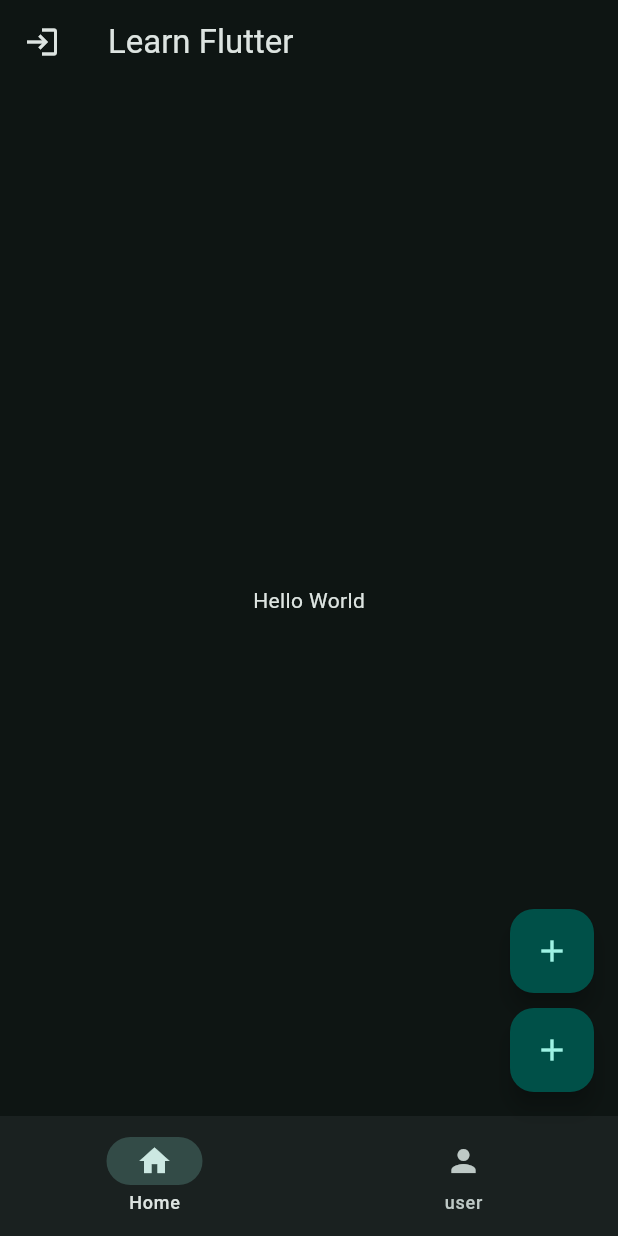
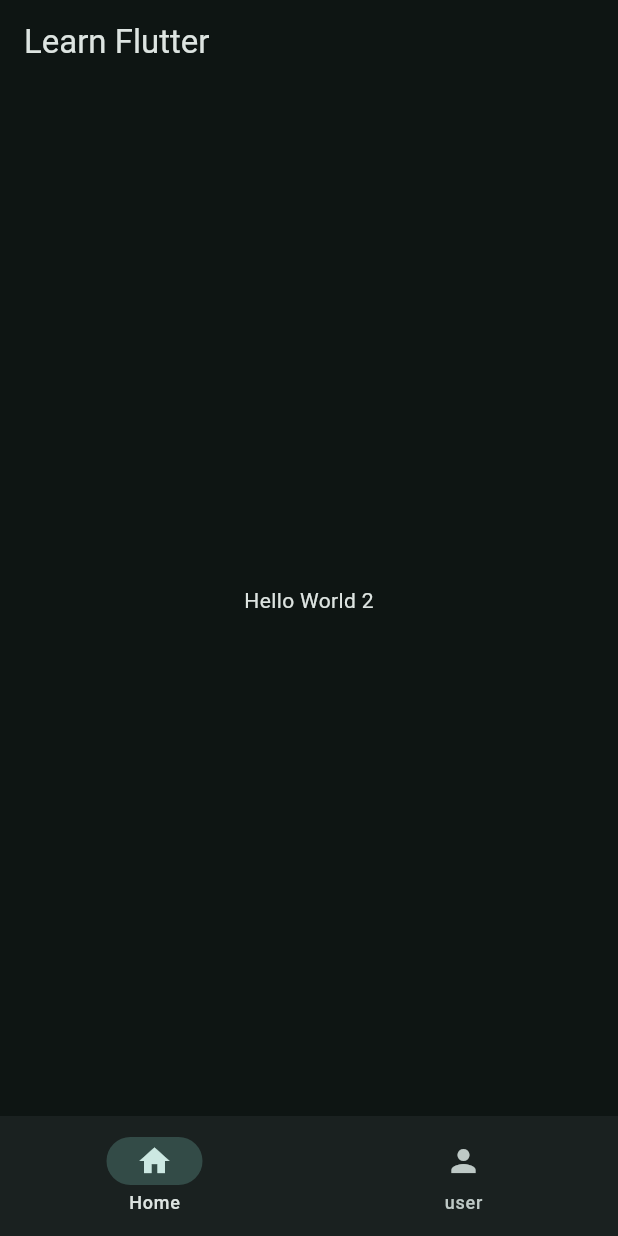
Before and after one commit to ssengedonazil/-learn_flutter, a Flutter app: the screen it shows after launch, on a phone screen of 412 x 824 dp. Run offline on Flutter 3.47's test engine with Material 3 defaults, Android fonts, the phone set to English and light mode, and no system bars.

```diff
--- a/lib/main.dart
+++ b/lib/main.dart
@@ -16,24 +16,12 @@ class MyApp extends StatelessWidget {
         ),
       ),
       home: Scaffold(
+
         appBar: AppBar(
           title: const Text('Learn Flutter'),
-          leading: Icon(Icons.login),
+          // leading: Icon(Icons.login),
         ),
-        floatingActionButton: Column(
-          mainAxisSize: MainAxisSize.min,
-          children: [
-            FloatingActionButton(
-              onPressed: () => print('click'),
-              child: const Icon(Icons.add),
-            ),
-             SizedBox(height: 10),
-            FloatingActionButton(
-              onPressed: () => print('click'),
-              child: const Icon(Icons.add),
-            ),
-          ],
-        ),
+
         bottomNavigationBar: NavigationBar(
           destinations: [
             NavigationDestination(icon: Icon(Icons.home), label: 'Home'),
@@ -41,7 +29,7 @@ class MyApp extends StatelessWidget {
           ],
           onDestinationSelected: (value) => print(value),
         ),
-        body: const Center(child: Text('Hello World')),
+        body: const Center(child: Text('Hello World 2')),
       ),
     );
   }
```
